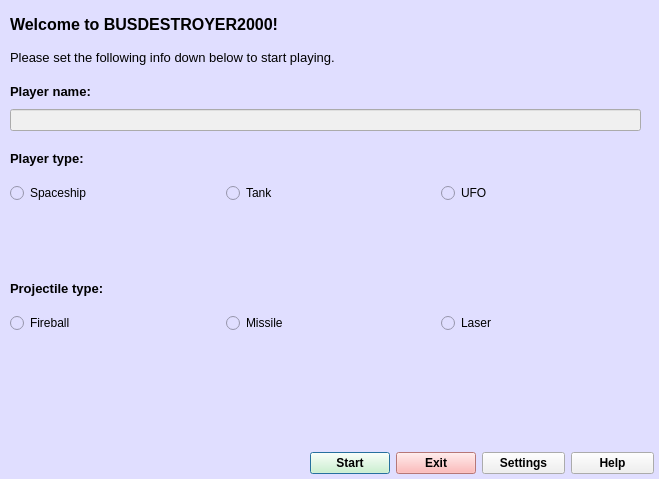
Above: Game/mainmenudialog.ui from miikka0000/BusDestroyer2000-Game-with-Qt before the change. Below: the same form after it.
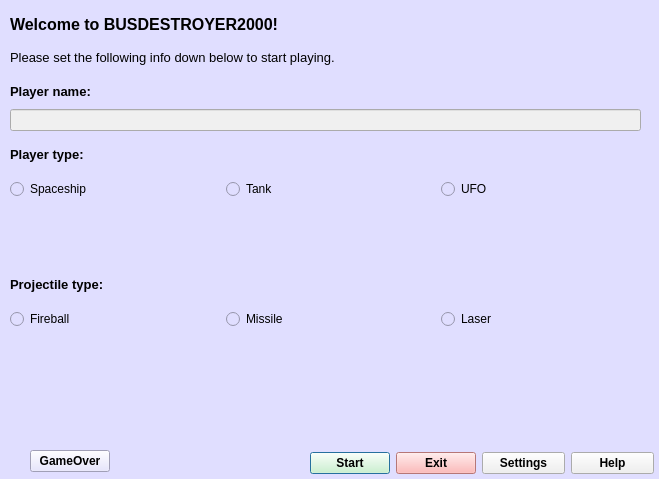
That is the form after the change. Icons and pictures are not drawn.

Patch:
```diff
--- a/Game/mainmenudialog.ui
+++ b/Game/mainmenudialog.ui
@@ -84,6 +84,12 @@
        <layout class="QHBoxLayout" name="horizontalLayout_3">
         <item>
          <widget class="QRadioButton" name="fireballButton">
+          <property name="sizePolicy">
+           <sizepolicy hsizetype="Expanding" vsizetype="Minimum">
+            <horstretch>0</horstretch>
+            <verstretch>0</verstretch>
+           </sizepolicy>
+          </property>
           <property name="font">
            <font>
             <weight>50</weight>
@@ -100,6 +106,12 @@
         </item>
         <item>
          <widget class="QRadioButton" name="missileButton">
+          <property name="sizePolicy">
+           <sizepolicy hsizetype="Expanding" vsizetype="Minimum">
+            <horstretch>0</horstretch>
+            <verstretch>0</verstretch>
+           </sizepolicy>
+          </property>
           <property name="font">
            <font>
             <weight>50</weight>
@@ -116,6 +128,12 @@
         </item>
         <item>
          <widget class="QRadioButton" name="laserButton">
+          <property name="sizePolicy">
+           <sizepolicy hsizetype="Expanding" vsizetype="Minimum">
+            <horstretch>0</horstretch>
+            <verstretch>0</verstretch>
+           </sizepolicy>
+          </property>
           <property name="font">
            <font>
             <weight>50</weight>
@@ -184,6 +202,12 @@
      <layout class="QVBoxLayout" name="verticalLayout">
       <item>
        <widget class="QLabel" name="playerTypeLabel">
+        <property name="sizePolicy">
+         <sizepolicy hsizetype="Expanding" vsizetype="Minimum">
+          <horstretch>0</horstretch>
+          <verstretch>0</verstretch>
+         </sizepolicy>
+        </property>
         <property name="font">
          <font>
           <pointsize>10</pointsize>
@@ -203,6 +227,12 @@
        <layout class="QHBoxLayout" name="horizontalLayout">
         <item>
          <widget class="QRadioButton" name="spaceshipButton">
+          <property name="sizePolicy">
+           <sizepolicy hsizetype="Expanding" vsizetype="Minimum">
+            <horstretch>0</horstretch>
+            <verstretch>0</verstretch>
+           </sizepolicy>
+          </property>
           <property name="font">
            <font>
             <weight>50</weight>
@@ -222,6 +252,12 @@
         </item>
         <item>
          <widget class="QRadioButton" name="tankButton">
+          <property name="sizePolicy">
+           <sizepolicy hsizetype="Expanding" vsizetype="Minimum">
+            <horstretch>0</horstretch>
+            <verstretch>0</verstretch>
+           </sizepolicy>
+          </property>
           <property name="font">
            <font>
             <weight>50</weight>
@@ -241,6 +277,12 @@
         </item>
         <item>
          <widget class="QRadioButton" name="ufoButton">
+          <property name="sizePolicy">
+           <sizepolicy hsizetype="Expanding" vsizetype="Minimum">
+            <horstretch>0</horstretch>
+            <verstretch>0</verstretch>
+           </sizepolicy>
+          </property>
           <property name="font">
            <font>
             <weight>50</weight>
@@ -489,6 +531,25 @@
     </item>
    </layout>
   </widget>
+  <widget class="QPushButton" name="pushButton">
+   <property name="geometry">
+    <rect>
+     <x>30</x>
+     <y>450</y>
+     <width>80</width>
+     <height>22</height>
+    </rect>
+   </property>
+   <property name="font">
+    <font>
+     <weight>75</weight>
+     <bold>true</bold>
+    </font>
+   </property>
+   <property name="text">
+    <string>GameOver</string>
+   </property>
+  </widget>
  </widget>
  <resources>
   <include location="resources/res.qrc"/>
```
Left out of the diff: 52 changed lines with no effect on the pictures.
